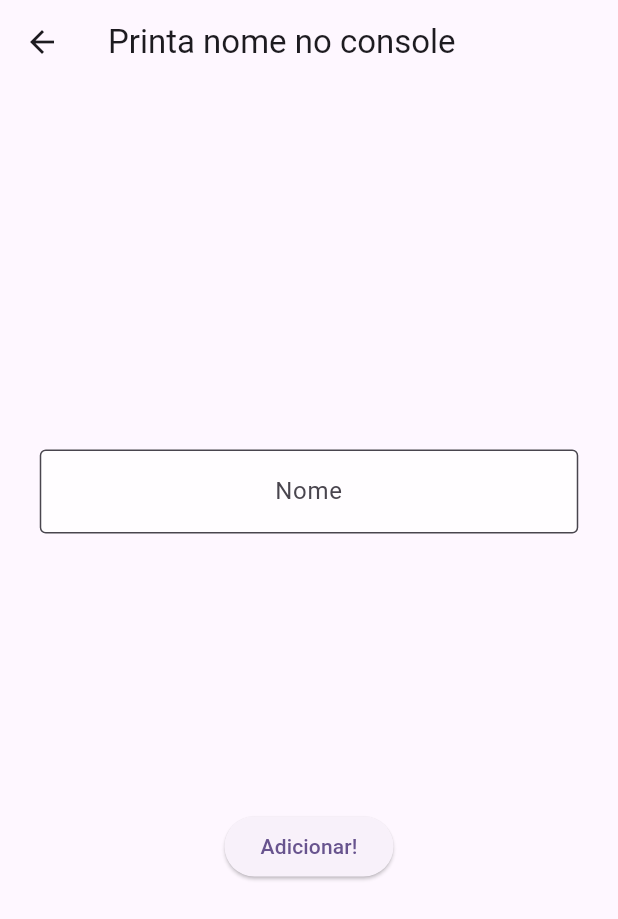
After one commit to iagor1/flutter_project, a Flutter app: the screen it shows after launch, after a tap on "Página 3", on a phone screen of 412 x 824 dp. The commit adds this screen. Shown: the top 919 px of the screen. Run offline on Flutter 3.47's test engine with Material 2 defaults, Android fonts, the phone set to English and light mode, and no system bars.

Commit message:
final commit por agora...

```diff
--- /dev/null
+++ b/lib/pag2.dart
@@ -0,0 +1,54 @@
+import 'package:flutter/material.dart';
+
+class pag2 extends StatefulWidget {
+  const pag2({Key? key}) : super(key: key);
+
+  @override
+  State<pag2> createState() => _pag2State();
+}
+
+class _pag2State extends State<pag2> {
+  TextEditingController nameController = TextEditingController();
+
+
+
+  @override
+  Widget build(BuildContext context) {
+    return Scaffold(
+      appBar: AppBar(
+        title: const Text('Printa nome no console'),
+      ),
+      body: Center(
+        child: Container(
+          height: 650,
+          width: 375,
+          child: Column(
+            mainAxisAlignment: MainAxisAlignment.spaceEvenly,
+            crossAxisAlignment: CrossAxisAlignment.center,
+            children: [
+              Padding(
+                padding: const EdgeInsets.all(8.0),
+                child: TextFormField(
+                  controller: nameController,
+                  textAlign: TextAlign.center,
+                  decoration: InputDecoration(
+                    border: OutlineInputBorder(),
+                    hintText: 'Nome',
+                    fillColor: Colors.white70,
+                    filled: true,
+                  ),
+                ),
+              ),
+              ElevatedButton(
+                onPressed: () {
+                  print(nameController.text);
+                },
+                child: Text('Adicionar!'),
+              ),
+            ],
+          ),
+        ),
+      ),
+    );
+  }
+}
--- /dev/null
+++ b/lib/routes.dart
@@ -0,0 +1,74 @@
+import 'package:flutter/material.dart';
+import 'package:flutter_prova/Pag1.dart';
+import 'package:flutter_prova/GDetector.dart';
+import 'package:flutter_prova/pag2.dart';
+class FirstRoute extends StatelessWidget {
+  const FirstRoute({super.key});
+
+  @override
+  Widget build(BuildContext context) {
+    return Scaffold(
+      appBar: AppBar(
+        title: const Text('First Route'),
+      ),
+      body: Row(
+        children: [
+          Center(
+            child: ElevatedButton(
+              child: const Text('Página 1'),
+              onPressed: () {
+                Navigator.push(
+                  context,
+                  MaterialPageRoute(builder: (context) => const Pag1()),
+                );
+              },
+            ),
+          ),
+          SizedBox(
+            height: 20,),
+          ElevatedButton(
+            child: const Text('Página 2'),
+            onPressed: () {
+              Navigator.push(
+                context,
+                MaterialPageRoute(builder: (context) => const ButtonDetector()),
+              );
+            },
+          ),
+          SizedBox(
+            height: 20,),
+          ElevatedButton(
+            child: const Text('Página 3'),
+            onPressed: () {
+              Navigator.push(
+                context,
+                MaterialPageRoute(builder: (context) => const pag2()),
+              );
+            },
+          ),
+        ],
+      ),
+    );
+  }
+}
+
+class SecondRoute extends StatelessWidget {
+  const SecondRoute({super.key});
+
+  @override
+  Widget build(BuildContext context) {
+    return Scaffold(
+      appBar: AppBar(
+        title: const Text('Second Route'),
+      ),
+      body: Center(
+        child: ElevatedButton(
+          onPressed: () {
+            Navigator.pop(context);
+          },
+          child: const Text('Go back!'),
+        ),
+      ),
+    );
+  }
+}
--- a/pubspec.yaml
+++ b/pubspec.yaml
@@ -62,7 +62,8 @@ flutter:
   # assets:
   #   - images/a_dot_burr.jpeg
   #   - images/a_dot_ham.jpeg
-
+  assets:
+    - assets/imgs/img1.jpg
   # An image asset can refer to one or more resolution-specific "variants", see
   # https://flutter.dev/assets-and-images/#resolution-aware
 
```
Also changed, not shown: lib/GDetector.dart (added, +35 -0 lines), lib/Pag1.dart (+20 -14 lines), lib/main.dart (+10 -130 lines), assets/imgs/img1.jpg (added).
